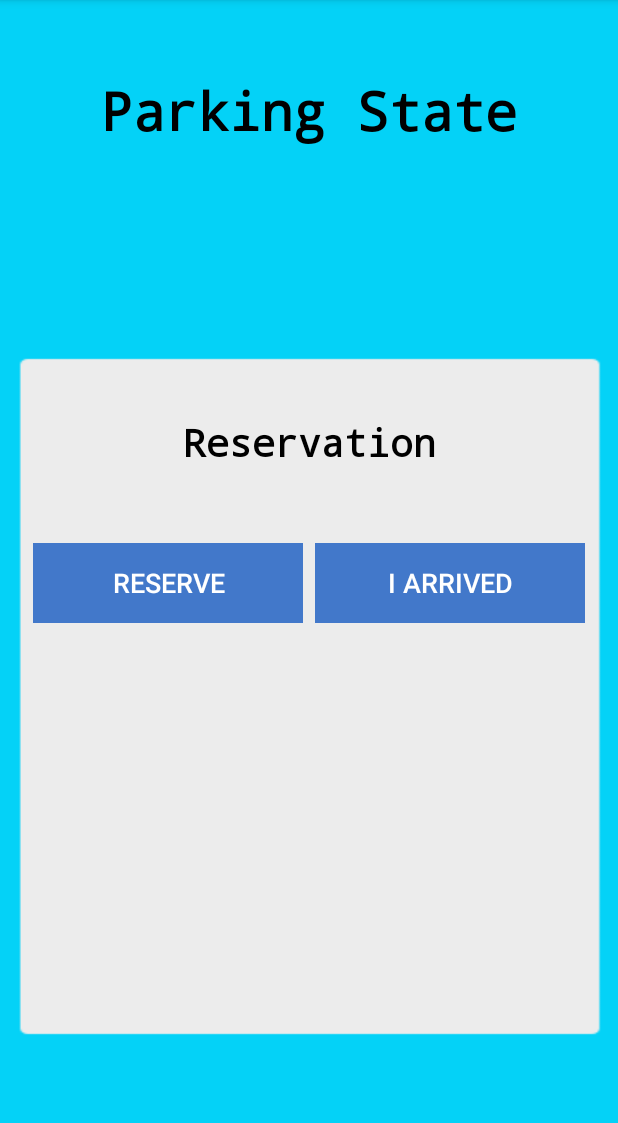
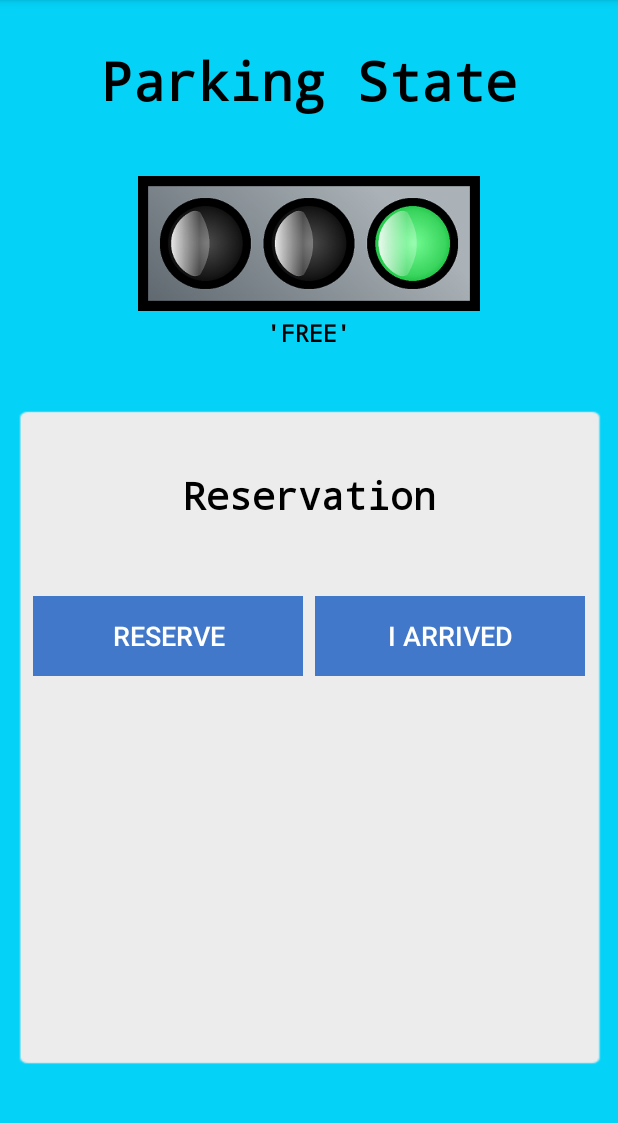
Before and after one commit to vanessa-silva/Parking-Spaces-APP, an Android app: the MainActivity screen opened directly, with no data from a screen before it, on a phone screen of 412 x 824 dp, the part 84-1207 px from its top. Run offline under Robolectric (Android 15) with nearby library versions, the phone set to English and light mode, and no system bars.

Commit message:
Melhando atividade principal

```diff
--- a/ParkingSpaces/app/src/main/java/com/example/parkingspaces/LoginActivity.java
+++ b/ParkingSpaces/app/src/main/java/com/example/parkingspaces/LoginActivity.java
@@ -113,7 +113,7 @@ public class LoginActivity extends AppCompatActivity {
 
         boolean valid = true;
 
-        String email = _emailText.getText().toString();
+        /*String email = _emailText.getText().toString();
         String password = _passwordText.getText().toString();
 
         if (email.isEmpty() || !android.util.Patterns.EMAIL_ADDRESS.matcher(email).matches()
@@ -136,7 +136,7 @@ public class LoginActivity extends AppCompatActivity {
         else {
             _passwordText.setError(null);
         }
-
+*/
         return valid;
     }
 
--- a/ParkingSpaces/app/src/main/res/layout/activity_main.xml
+++ b/ParkingSpaces/app/src/main/res/layout/activity_main.xml
@@ -10,12 +10,31 @@
     <TextView
         android:layout_width="match_parent"
         android:layout_height="wrap_content"
-        android:layout_marginBottom="80dp"
-        android:layout_marginTop="50dp"
+        android:layout_marginTop="30dp"
         android:gravity="center"
         android:text="Parking State"
         android:textColor="#000000"
         android:textSize="35sp"
+        android:textStyle="bold"
+        android:typeface="monospace" />
+
+    <ImageView
+        android:id="@+id/state"
+        android:layout_width="wrap_content"
+        android:layout_height="90dp"
+        android:layout_gravity="center_horizontal"
+        android:layout_marginTop="40dp"
+        android:src="@drawable/green" />
+
+    <TextView
+        android:layout_width="match_parent"
+        android:layout_height="wrap_content"
+        android:gravity="center"
+        android:layout_marginTop="4dp"
+        android:layout_marginBottom="-20dp"
+        android:text="'FREE'"
+        android:textColor="#000000"
+        android:textSize="15sp"
         android:textStyle="bold"
         android:typeface="monospace" />
 
```
Also changed, not shown: ParkingSpaces/app/src/main/java/com/example/parkingspaces/MainActivity.java (+106 -13 lines), ParkingSpaces/app/src/main/res/layout/fragment_dialog_fire.xml (added, +29 -0 lines), ParkingSpaces/app/src/main/res/drawable/fire.png (added), ParkingSpaces/app/src/main/res/drawable/green.png (added), ParkingSpaces/app/src/main/res/drawable/red.png (added), ParkingSpaces/app/src/main/res/drawable/yellow.png (added).
